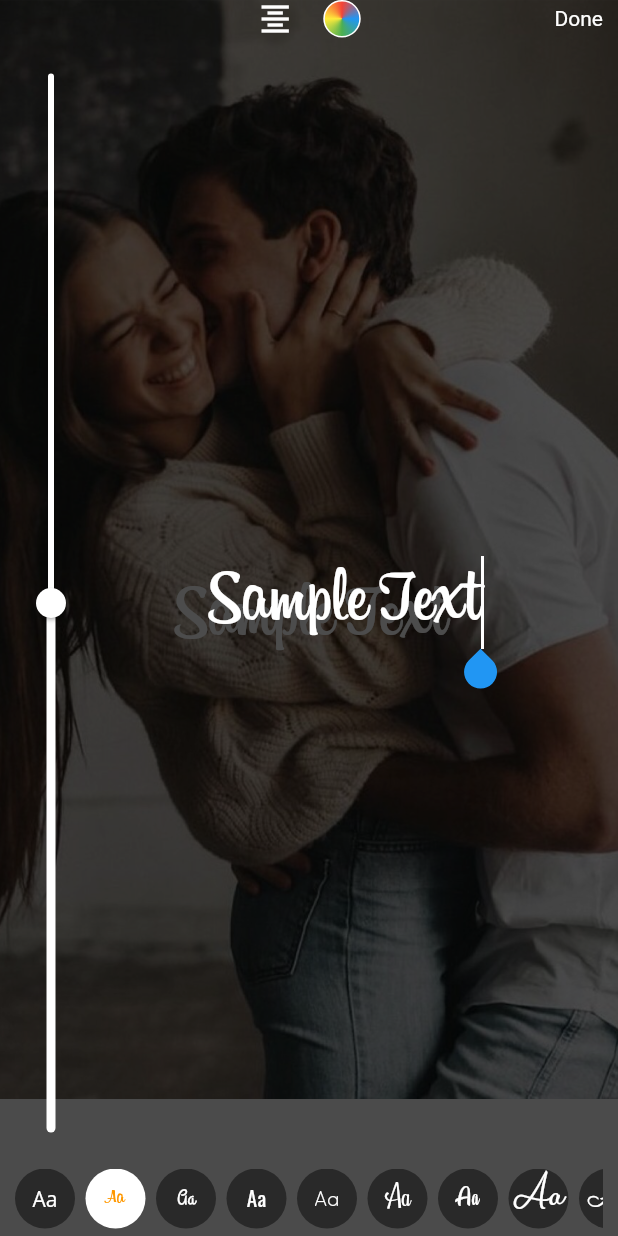
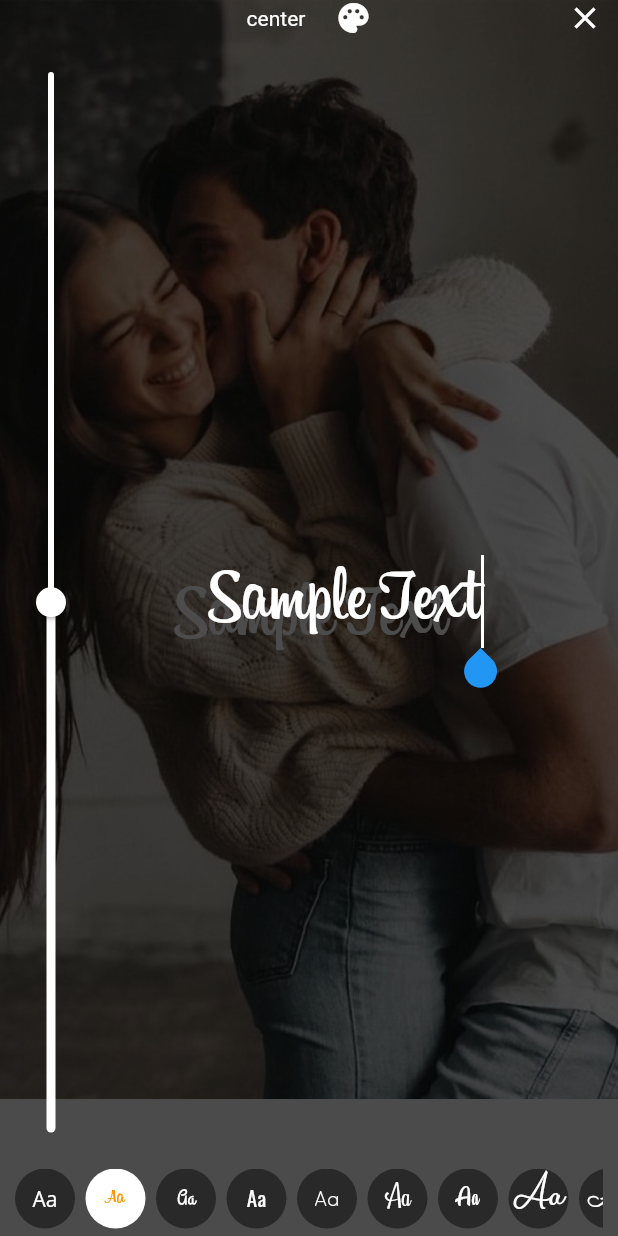
Before and after one commit to mehdizarepour/instagram-text-editor, a Flutter app: the screen it shows after launch, after a tap on "Sample Text", on a phone screen of 412 x 824 dp. Run offline on Flutter 3.47's test engine with Material 2 defaults, Android fonts, the phone set to English and light mode, and no system bars.

Commit message:
Add `decoration` to customize editor, issue #2

```diff
--- a/example/lib/main.dart
+++ b/example/lib/main.dart
@@ -77,6 +77,25 @@ class _MyHomePageState extends State<MyHomePage> {
                   text: text,
                   textStyle: textStyle,
                   textAlingment: textAlign,
+                  decoration: EditorDecoration(
+                    doneButton: Icon(Icons.close, color: Colors.white),
+                    fontFamily: Icon(Icons.title, color: Colors.white),
+                    colorPalette: Icon(Icons.palette, color: Colors.white),
+                    alignment: AlignmentDecoration(
+                      left: Text(
+                        'left',
+                        style: TextStyle(color: Colors.white),
+                      ),
+                      center: Text(
+                        'center',
+                        style: TextStyle(color: Colors.white),
+                      ),
+                      right: Text(
+                        'right',
+                        style: TextStyle(color: Colors.white),
+                      ),
+                    ),
+                  ),
                   onEditCompleted: (style, align, text) {
                     setState(() {
                       _text = text;
--- a/lib/src/widget/font_option_switch.dart
+++ b/lib/src/widget/font_option_switch.dart
@@ -3,6 +3,11 @@ import 'package:provider/provider.dart';
 import 'package:text_editor/src/font_option_model.dart';
 
 class FontOptionSwitch extends StatefulWidget {
+  final Widget fontFamilySwitch;
+  final Widget colorPaletteSwitch;
+
+  FontOptionSwitch({this.fontFamilySwitch, this.colorPaletteSwitch});
+
   @override
   _FontOptionSwitch createState() => _FontOptionSwitch();
 }
@@ -14,8 +19,12 @@ class _FontOptionSwitch extends State<FontOptionSwitch> {
       builder: (context, model, child) => GestureDetector(
         onTap: () => model.changeFontOptionStatus(model.status),
         child: model.status == FontOptionStatus.fontFamily
-            ? _ColorOption()
-            : _FontOption(),
+            ? (widget.colorPaletteSwitch == null
+                ? _ColorOption()
+                : widget.colorPaletteSwitch)
+            : (widget.fontFamilySwitch == null
+                ? _FontOption()
+                : widget.fontFamilySwitch),
       ),
     );
   }
--- a/lib/src/widget/text_alignment.dart
+++ b/lib/src/widget/text_alignment.dart
@@ -3,6 +3,12 @@ import 'package:provider/provider.dart';
 import 'package:text_editor/src/text_style_model.dart';
 
 class TextAlignment extends StatelessWidget {
+  final Widget left;
+  final Widget center;
+  final Widget right;
+
+  TextAlignment({this.left, this.center, this.right});
+
   void _onChangeAlignment(TextStyleModel textStyleModel) {
     switch (textStyleModel.textAlign) {
       case TextAlign.left:
@@ -16,14 +22,20 @@ class TextAlignment extends StatelessWidget {
     }
   }
 
-  IconData _mapTextAlignToIcon(TextAlign align) {
+  Widget _mapTextAlignToWidget(TextAlign align) {
     switch (align) {
       case TextAlign.left:
-        return Icons.format_align_left;
+        return left == null
+            ? Icon(Icons.format_align_left, color: Colors.white)
+            : left;
       case TextAlign.center:
-        return Icons.format_align_center;
+        return center == null
+            ? Icon(Icons.format_align_center, color: Colors.white)
+            : center;
       default:
-        return Icons.format_align_right;
+        return right == null
+            ? Icon(Icons.format_align_right, color: Colors.white)
+            : right;
     }
   }
 
@@ -32,7 +44,7 @@ class TextAlignment extends StatelessWidget {
     return Consumer<TextStyleModel>(
       builder: (context, model, child) => GestureDetector(
         onTapUp: (_) => _onChangeAlignment(model),
-        child: Icon(_mapTextAlignToIcon(model.textAlign), color: Colors.white),
+        child: _mapTextAlignToWidget(model.textAlign),
       ),
     );
   }
--- a/lib/text_editor.dart
+++ b/lib/text_editor.dart
@@ -37,11 +37,14 @@ class TextEditor extends StatefulWidget {
   /// Widget's background color
   final Color backgroundColor;
 
-  // Editor's font families
+  /// Editor's font families
   final List<String> fonts;
 
-  // Editor's default text
+  /// Editor's default text
   final String text;
+
+  /// Decoration to customize the editor
+  final EditorDecoration decoration;
 
   /// Create a [TextEditor] widget
   ///
@@ -58,6 +61,7 @@ class TextEditor extends StatefulWidget {
     this.onTextAlignChanged,
     this.onTextStyleChanged,
     this.onTextChanged,
+    this.decoration,
   });
 
   @override
@@ -67,6 +71,7 @@ class TextEditor extends StatefulWidget {
 class _TextEditorState extends State<TextEditor> {
   TextStyleModel _textStyleModel;
   FontOptionModel _fontOptionModel;
+  Widget _doneButton;
 
   @override
   void initState() {
@@ -76,6 +81,11 @@ class _TextEditorState extends State<TextEditor> {
       widget.textAlingment == null ? TextAlign.center : widget.textAlingment,
     );
     _fontOptionModel = FontOptionModel(_textStyleModel, widget.fonts);
+
+    // Initialize decorator
+    _doneButton = widget.decoration?.doneButton == null
+        ? Text('Done', style: TextStyle(color: Colors.white))
+        : widget.decoration.doneButton;
 
     super.initState();
   }
@@ -108,9 +118,16 @@ class _TextEditorState extends State<TextEditor> {
                   child: Row(
                     mainAxisAlignment: MainAxisAlignment.center,
                     children: [
-                      TextAlignment(),
+                      TextAlignment(
+                        left: widget.decoration?.alignment?.left,
+                        center: widget.decoration?.alignment?.center,
+                        right: widget.decoration?.alignment?.right,
+                      ),
                       SizedBox(width: 20),
-                      FontOptionSwitch(),
+                      FontOptionSwitch(
+                        fontFamilySwitch: widget.decoration?.fontFamily,
+                        colorPaletteSwitch: widget.decoration?.colorPalette,
+                      ),
                       // TODO: Add text background color
                       // SizedBox(width: 20),
                       // TextBackgroundColor(),
@@ -122,10 +139,7 @@ class _TextEditorState extends State<TextEditor> {
                     alignment: Alignment.centerRight,
                     child: GestureDetector(
                       onTap: _editCompleteHandler,
-                      child: Text(
-                        'Done',
-                        style: TextStyle(color: Colors.white),
-                      ),
+                      child: _doneButton,
                     ),
                   ),
                 ),
@@ -175,3 +189,41 @@ class _TextEditorState extends State<TextEditor> {
     );
   }
 }
+
+/// Decoration to customize text alignment widgets' design.
+///
+/// Pass your custom widget to `left`, `right` and `center` to customize their design
+class AlignmentDecoration {
+  /// Left alignment widget
+  final Widget left;
+
+  /// Center alignment widget
+  final Widget center;
+
+  /// Right alignment widget
+  final Widget right;
+
+  AlignmentDecoration({this.left, this.center, this.right});
+}
+
+/// Decoration to customize the editor
+///
+/// By using this class, you can customize the text editor's design
+class EditorDecoration {
+  /// Done button widget
+  final Widget doneButton;
+  final AlignmentDecoration alignment;
+
+  /// Font family switch widget
+  final Widget fontFamily;
+
+  /// Color palette switch widget
+  final Widget colorPalette;
+
+  EditorDecoration({
+    this.doneButton,
+    this.alignment,
+    this.fontFamily,
+    this.colorPalette,
+  });
+}
```
